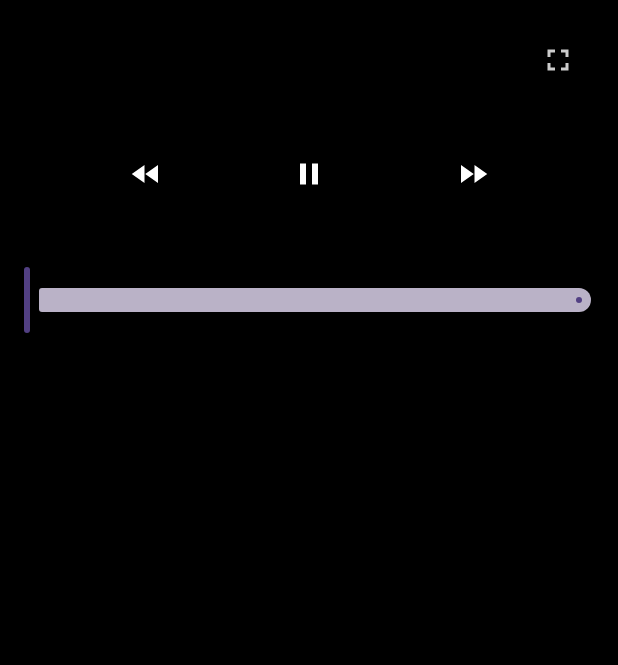
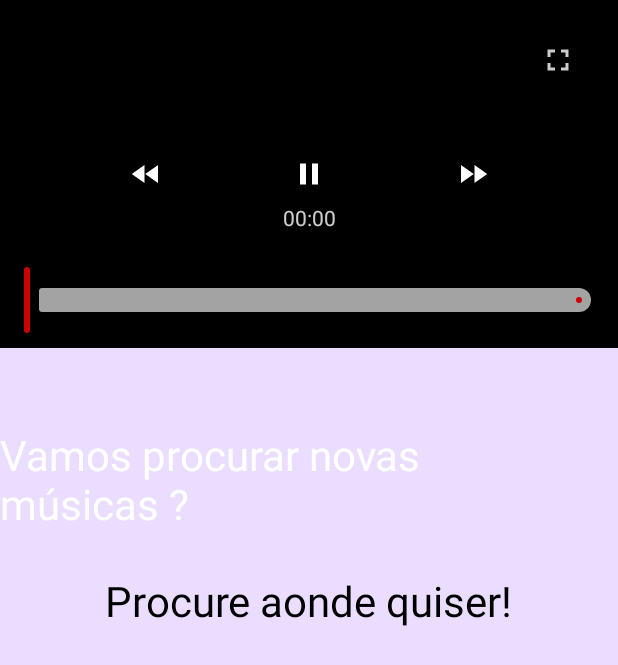
Before and after one commit to FabianoSouzaPereira/fsplayer, an Android app built with Jetpack Compose: the PlayerActivity screen opened directly, with no data from a screen before it, on a phone screen of 412 x 824 dp. Shown: the top 665 px of the screen. Run offline under Robolectric (Android 15) with nearby library versions, the phone set to English and light mode, and no system bars; our stand-ins replace Dagger/Hilt's generated code; pictures from the network do not load; Roboto replaces fonts that are not available here.

Commit message:
adjust player

```diff
--- a/app/src/main/java/com/fabianospdev/fsplayer/features/home/presentation/HomeScreen.kt
+++ b/app/src/main/java/com/fabianospdev/fsplayer/features/home/presentation/HomeScreen.kt
@@ -120,6 +120,7 @@ fun HomeContent(
                 horizontalArrangement = Arrangement.Center,
                 modifier = Modifier.fillMaxWidth()
             ) {
+                Column {
                     Text(
                         text = "Home Screen",
                         fontSize = MaterialTheme.typography.headlineMedium.fontSize,
@@ -133,3 +134,4 @@ fun HomeContent(
             }
         }
     }
+}
--- a/app/src/main/java/com/fabianospdev/fsplayer/features/player/presentation/PlayerScreen.kt
+++ b/app/src/main/java/com/fabianospdev/fsplayer/features/player/presentation/PlayerScreen.kt
@@ -15,7 +15,9 @@ import androidx.compose.foundation.layout.fillMaxHeight
 import androidx.compose.foundation.layout.fillMaxSize
 import androidx.compose.foundation.layout.fillMaxWidth
 import androidx.compose.foundation.layout.padding
+import androidx.compose.foundation.rememberScrollState
 import androidx.compose.foundation.shape.CircleShape
+import androidx.compose.foundation.verticalScroll
 import androidx.compose.material.icons.Icons
 import androidx.compose.material.icons.filled.FastForward
 import androidx.compose.material.icons.filled.FastRewind
@@ -25,6 +27,8 @@ import androidx.compose.material.icons.filled.Pause
 import androidx.compose.material.icons.filled.PlayArrow
 import androidx.compose.material3.Icon
 import androidx.compose.material3.IconButton
+import androidx.compose.material3.MaterialTheme
+import androidx.compose.material3.Text
 import androidx.compose.runtime.Composable
 import androidx.compose.runtime.collectAsState
 import androidx.compose.runtime.getValue
@@ -59,7 +63,7 @@ fun PlayerScreen(
     }
 
     Column(modifier = Modifier.fillMaxSize()) {
-        // 🎥 Container do vídeo
+        /* 🎥 Container do vídeo */
         Box(
             modifier = if (state.isFullscreen) {
                 Modifier.fillMaxSize()
@@ -69,6 +73,8 @@ fun PlayerScreen(
                     .aspectRatio(16f / 9f)
             }
         ) {
+
+            /** Player */
             AndroidView(
                 factory = {
                     playerView.apply { useController = false }
@@ -84,11 +90,14 @@ fun PlayerScreen(
                     .pointerInput(Unit) { detectTapGestures { viewModel.toggleControls() } }
             )
 
-            // Timeline
+            /** Timeline */
             if (state.showTimeline) {
                 VideoTimelineWithPreview(
                     player = player,
                     thumbnailsProvider = thumbnailsProvider,
+                    onScrubStart = { viewModel.startScrubbing() },
+                    onScrubEnd = { viewModel.stopScrubbing() },
+                    onThumbnailShowing = { showing -> viewModel.setThumbnailShowing(showing) },
                     modifier = Modifier
                         .align(Alignment.BottomCenter)
                         .padding(horizontal = 16.dp, vertical = 8.dp)
@@ -96,7 +105,7 @@ fun PlayerScreen(
                 )
             }
 
-            // Controles
+            /** Controles */
             if (state.controlsVisible) {
                 IconButton(
                     onClick = { viewModel.toggleFullscreen(context as? Activity) },
@@ -138,15 +147,34 @@ fun PlayerScreen(
             }
         }
 
-        // Conteúdo abaixo do player (fora do fullscreen)
+        /** Conteúdo abaixo do player (fora do fullscreen) */
         if (!state.isFullscreen) {
             Box(
                 modifier = Modifier
                     .fillMaxSize()
-                    .background(Color.Black)
+                    .background(MaterialTheme.colorScheme.primaryContainer)
             ) {
-                // Placeholder para título, descrição, comentários etc.
+                Column(
+                    modifier = Modifier
+                        .fillMaxSize()
+                        .padding(top = 40.dp)
+                        .verticalScroll(rememberScrollState()),
+                    horizontalAlignment = Alignment.CenterHorizontally
+                ) {
+                    Text(
+                        "Vamos procurar novas músicas ?",
+                        color = MaterialTheme.colorScheme.onPrimary,
+                        fontSize = MaterialTheme.typography.headlineMedium.fontSize,
+                        modifier = Modifier.padding(vertical = 16.dp)
+                    )
+                    Text(
+                        "Procure aonde quiser!",
+                        fontSize = MaterialTheme.typography.headlineMedium.fontSize,
+                        modifier = Modifier.padding(vertical = 16.dp)
+                    )
+                }
             }
         }
+
     }
 }
--- a/app/src/main/java/com/fabianospdev/fsplayer/features/player/presentation/PlayerState.kt
+++ b/app/src/main/java/com/fabianospdev/fsplayer/features/player/presentation/PlayerState.kt
@@ -5,5 +5,6 @@ data class PlayerState(
     val isFullscreen: Boolean = false,
     val controlsVisible: Boolean = true,
     val showTimeline: Boolean = true,
-    val isSeeking: Boolean = false
+    val isSeeking: Boolean = false,
+    val isShowingThumbnail: Boolean = false
 )
--- a/app/src/main/java/com/fabianospdev/fsplayer/features/player/presentation/PlayerViewModel.kt
+++ b/app/src/main/java/com/fabianospdev/fsplayer/features/player/presentation/PlayerViewModel.kt
@@ -95,7 +95,7 @@ class PlayerViewModel @Inject constructor(
 
     /** Inicia scrubbing na timeline */
     fun startScrubbing() {
-        _state.value = _state.value.copy(isSeeking = true, controlsVisible = true, showTimeline = true)
+        _state.value = _state.value.copy(isSeeking = true, controlsVisible = false, showTimeline = true)
         hideJob?.cancel()
     }
 
@@ -105,36 +105,53 @@ class PlayerViewModel @Inject constructor(
         showControlsTemporarily()
     }
 
-    /** Mostra controles temporariamente por 3s */
+    /** Mostra controles temporariamente por 3s, mas só conta se não estiver arrastando */
     private fun showControlsTemporarily() {
         _state.value = _state.value.copy(controlsVisible = true, showTimeline = true)
         hideJob?.cancel()
         hideJob = scope.launch {
-            delay(3000)
-            if (!_state.value.isSeeking) {
+            var elapsed = 0L
+            val interval = 200L
+            while (elapsed < 3000L) {
+                if (!_state.value.isSeeking && !_state.value.isShowingThumbnail) {
+                    elapsed += interval
+                }
+                delay(interval)
+            }
+            if (!_state.value.isSeeking && !_state.value.isShowingThumbnail) {
+                _state.value = _state.value.copy(isShowingThumbnail = false)
                 _state.value = _state.value.copy(controlsVisible = false, showTimeline = false)
             }
         }
     }
 
+
     /** Gera thumbnails usando Glide */
     suspend fun getThumbnail(positionMs: Long): Bitmap? {
-        thumbnailCache[positionMs]?.let { return it }
+        val key = (positionMs / 1000) * 1000 // arredonda para 1s
+        thumbnailCache[key]?.let { return it }
 
         return try {
             val futureTarget = Glide.with(appContext)
                 .asBitmap()
                 .load(videoUrl)
-                .frame(positionMs * 1000) // micros
+                .frame(positionMs * 1000L) // micros
                 .submit()
 
             val bmp = futureTarget.get()
-            thumbnailCache[positionMs] = bmp
+            thumbnailCache[key] = bmp
             bmp
         } catch (e: Exception) {
+            e.printStackTrace()
             null
         }
     }
+
+    fun setThumbnailShowing(showing: Boolean) {
+        _state.value = _state.value.copy(isShowingThumbnail = showing)
+    }
+
+
 
     /** Libera recursos ao destruir ViewModel */
     override fun onCleared() {
--- a/app/src/main/java/com/fabianospdev/fsplayer/features/player/presentation/components/VideoTimelineWithPreview.kt
+++ b/app/src/main/java/com/fabianospdev/fsplayer/features/player/presentation/components/VideoTimelineWithPreview.kt
@@ -2,10 +2,15 @@ package com.fabianospdev.fsplayer.features.player.presentation.components
 
 import android.graphics.Bitmap
 import androidx.compose.foundation.Image
+import androidx.compose.foundation.background
 import androidx.compose.foundation.layout.Box
 import androidx.compose.foundation.layout.offset
+import androidx.compose.foundation.layout.padding
 import androidx.compose.foundation.layout.size
+import androidx.compose.foundation.shape.RoundedCornerShape
 import androidx.compose.material3.Slider
+import androidx.compose.material3.SliderDefaults
+import androidx.compose.material3.Text
 import androidx.compose.runtime.Composable
 import androidx.compose.runtime.LaunchedEffect
 import androidx.compose.runtime.getValue
@@ -14,10 +19,14 @@ import androidx.compose.runtime.remember
 import androidx.compose.runtime.setValue
 import androidx.compose.ui.Alignment
 import androidx.compose.ui.Modifier
+import androidx.compose.ui.draw.clip
+import androidx.compose.ui.graphics.Color
 import androidx.compose.ui.graphics.asImageBitmap
 import androidx.compose.ui.unit.dp
+import androidx.compose.ui.unit.sp
 import androidx.media3.exoplayer.ExoPlayer
 import kotlinx.coroutines.Dispatchers
+import kotlinx.coroutines.delay
 import kotlinx.coroutines.withContext
 
 @Composable
@@ -26,35 +35,43 @@ fun VideoTimelineWithPreview(
     thumbnailsProvider: suspend (Long) -> Bitmap?,
     modifier: Modifier = Modifier,
     onScrubStart: () -> Unit = {},
-    onScrubEnd: () -> Unit = {}
+    onScrubEnd: () -> Unit = {},
+    onThumbnailShowing: (Boolean) -> Unit = {}
 ) {
     var sliderPosition by remember { mutableStateOf(0f) }
     var dragPosition by remember { mutableStateOf<Float?>(null) }
     var duration by remember { mutableStateOf(1f) }
     var currentThumb by remember { mutableStateOf<Bitmap?>(null) }
 
-    /* Atualiza duração */
+    /** Atualiza duração */
     LaunchedEffect(player) {
         while (duration <= 1f) {
             val d = player.duration
             if (d > 0 && d != Long.MIN_VALUE) duration = d.toFloat()
-            kotlinx.coroutines.delay(200)
+            delay(200)
         }
     }
 
-    /* Atualiza posição do player */
+    /** Atualiza posição do player */
     LaunchedEffect(player) {
         while (true) {
-            if (dragPosition == null) sliderPosition = player.currentPosition.toFloat()
-            kotlinx.coroutines.delay(200)
+            if (dragPosition == null) {
+                sliderPosition = player.currentPosition.toFloat()
+            }
+            delay(200)
         }
     }
 
-    /* Atualiza thumbnail enquanto arrasta */
+    /** Atualiza thumbnail enquanto arrasta (com debounce + normalização p/ 1s) */
     dragPosition?.let { pos ->
-        LaunchedEffect(pos) {
+        LaunchedEffect(key1 = pos.toLong() / 1000) {
             onScrubStart()
-            currentThumb = withContext(Dispatchers.IO) { thumbnailsProvider(pos.toLong()) }
+            onThumbnailShowing(true) // thumbnail prestes a ser exibido
+            delay(200)
+            val normalizedPos = (pos.toLong() / 1000) * 1000
+            currentThumb = withContext(Dispatchers.IO) {
+                thumbnailsProvider(normalizedPos)
+            }
         }
     }
 
@@ -72,17 +89,63 @@ fun VideoTimelineWithPreview(
                 }
                 dragPosition = null
                 currentThumb = null
+                onThumbnailShowing(false)
                 onScrubEnd()
             },
-            valueRange = 0f..duration
+            valueRange = 0f..duration,
+            colors = SliderDefaults.colors(
+                thumbColor = Color.Red,
+                activeTrackColor = Color.Red,
+                inactiveTrackColor = Color.LightGray
+            ),
+            modifier = Modifier
+                .align(Alignment.BottomCenter)
         )
 
         currentThumb?.let { thumb ->
             Box(
-                modifier = Modifier.align(Alignment.TopCenter).offset(y = (-70).dp)
+                modifier = Modifier
+                    .align(Alignment.BottomCenter)
+                    .offset(y = (-50).dp)
+                    .background(Color.Black.copy(alpha = 0.7f), shape = RoundedCornerShape(size = 6.dp))
+                    .padding(all = 2.dp)
             ) {
-                Image(thumb.asImageBitmap(), contentDescription = "Thumb", modifier = Modifier.size(120.dp, 70.dp))
+                Image(
+                    bitmap = thumb.asImageBitmap(),
+                    contentDescription = "Thumb",
+                    modifier = Modifier
+                        .size(width = 140.dp, height = 80.dp)
+                        .clip(RoundedCornerShape(6.dp))
+                )
+
+                Text(
+                    text = formatTime(sliderPosition.toLong()), // ex: 01:23
+                    color = Color.White,
+                    fontSize = 12.sp,
+                    modifier = Modifier
+                        .align(Alignment.BottomCenter)
+                        .padding(4.dp)
+                )
             }
+        } ?: run {
+            // Mostra tempo mesmo sem thumbnail
+            Text(
+                text = formatTime(dragPosition?.toLong() ?: sliderPosition.toLong()),
+                color = Color.White,
+                fontSize = 14.sp,
+                modifier = Modifier
+                    .align(Alignment.TopCenter)
+                    .offset(y = (-40).dp)
+                    .background(Color.Black.copy(alpha = 0.6f), shape = RoundedCornerShape(4.dp))
+                    .padding(horizontal = 6.dp, vertical = 2.dp)
+            )
         }
     }
 }
+
+fun formatTime(ms: Long): String {
+    val totalSec = ms / 1000
+    val minutes = totalSec / 60
+    val seconds = totalSec % 60
+    return "%02d:%02d".format(minutes, seconds)
+}
--- a/app/src/main/java/com/fabianospdev/fsplayer/features/settings/presentation/SettingsScreen.kt
+++ b/app/src/main/java/com/fabianospdev/fsplayer/features/settings/presentation/SettingsScreen.kt
@@ -9,6 +9,6 @@ import androidx.compose.ui.Modifier
 @Composable
 fun SettingsScreen() {
     Column(modifier = Modifier.fillMaxSize()) {
-        Text("Pure Boost")
+        Text("FsPlayer")
     }
 }
--- a/gradle/libs.versions.toml
+++ b/gradle/libs.versions.toml
@@ -1,5 +1,5 @@
 [versions]
-agp = "8.10.1"
+agp = "8.12.3"
 hiltAndroid = "2.56.2"
 kotlin = "2.1.0"
 coreKtx = "1.16.0"
```
Also changed, not shown: gradle/wrapper/gradle-wrapper.properties. Lines whose indentation alone changed are shown as unchanged.
